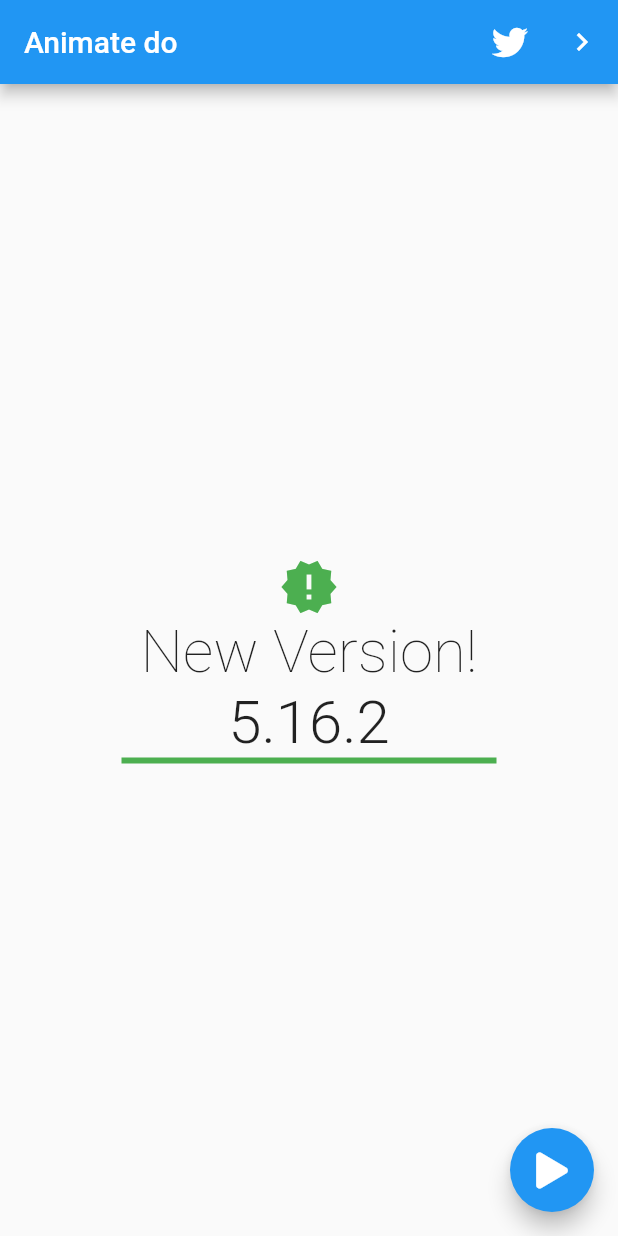
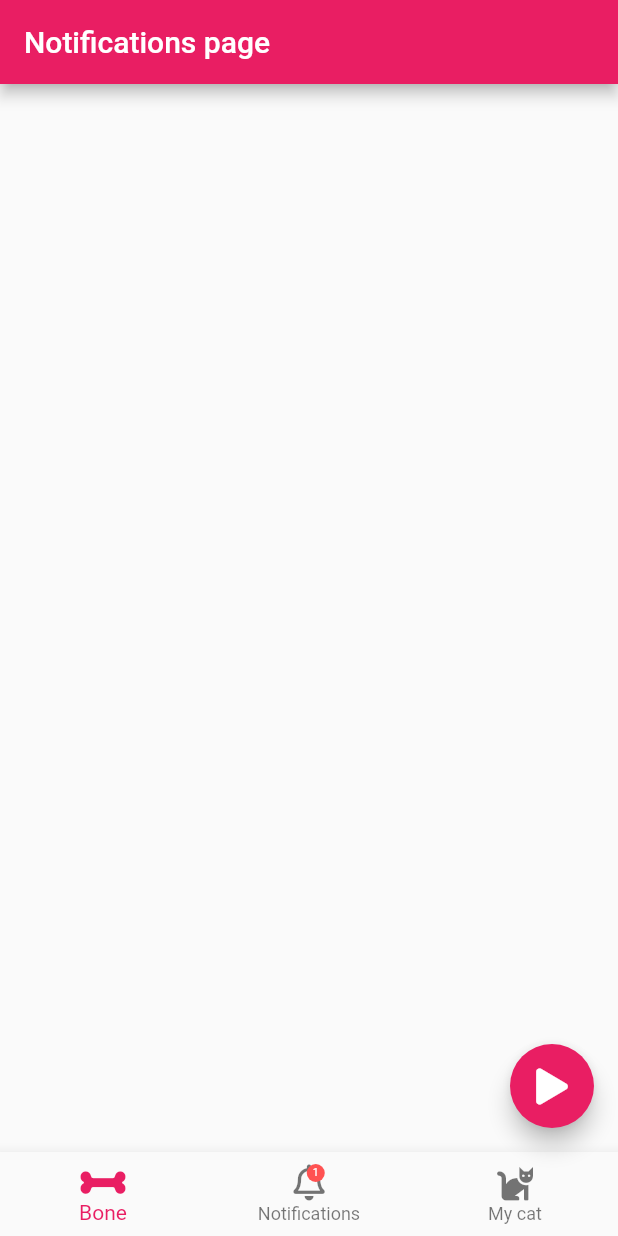
Before and after one commit to IdGalarzaSa/flutter_animate_do, a Flutter app: the screen it shows after launch, after a tap on an icon or button, on a phone screen of 412 x 824 dp. Run offline on Flutter 3.47's test engine with Material 2 defaults, Android fonts, the phone set to English and light mode, and no system bars; drawn by our look-alikes of animate_do; our stand-ins replace font_awesome_flutter.

Commit message:
notification page

```diff
--- a/lib/main.dart
+++ b/lib/main.dart
@@ -1,3 +1,4 @@
+import 'package:animate_do_app/src/pages/navigation_page.dart';
 import 'package:animate_do_app/src/pages/page1_page.dart';
 import 'package:animate_do_app/src/pages/twitter_page.dart';
 import 'package:flutter/material.dart';
@@ -9,10 +10,11 @@ class MyApp extends StatelessWidget {
   Widget build(BuildContext context) {
     return MaterialApp(
       title: 'Animate_do',
-      initialRoute: Page1.routeName,
+      initialRoute: NavigationPage.routeName,
       routes: {
         Page1.routeName: (BuildContext context) => Page1(),
         TwitterPage.routeName: (BuildContext context) => TwitterPage(),
+        NavigationPage.routeName: (BuildContext context) => NavigationPage(),
       },
     );
   }
--- /dev/null
+++ b/lib/src/pages/navigation_page.dart
@@ -0,0 +1,120 @@
+import 'package:animate_do/animate_do.dart';
+import 'package:flutter/cupertino.dart';
+import 'package:flutter/material.dart';
+import 'package:font_awesome_flutter/font_awesome_flutter.dart';
+import 'package:provider/provider.dart';
+
+class NavigationPage extends StatelessWidget {
+  static final String routeName = 'NavigationPage';
+
+  @override
+  Widget build(BuildContext context) {
+    return ChangeNotifierProvider(
+      create: (BuildContext context) => _NotificationModel(),
+      child: Scaffold(
+        appBar: AppBar(
+          title: Text('Notifications page'),
+          backgroundColor: Colors.pink,
+        ),
+        floatingActionButton: _FloatingButton(),
+        bottomNavigationBar: _NavigationBar(),
+      ),
+    );
+  }
+}
+
+class _NavigationBar extends StatelessWidget {
+  @override
+  Widget build(BuildContext context) {
+    final notificationModel = Provider.of<_NotificationModel>(context);
+
+    return BottomNavigationBar(
+      currentIndex: 0,
+      selectedItemColor: Colors.pink,
+      items: [
+        BottomNavigationBarItem(
+          icon: FaIcon(FontAwesomeIcons.bone),
+          label: 'Bone',
+        ),
+        BottomNavigationBarItem(
+          icon: Stack(
+            children: [
+              FaIcon(FontAwesomeIcons.bell),
+              Positioned(
+                  top: 0,
+                  right: 0,
+                  child: BounceInDown(
+                    from: 20,
+                    animate:
+                        notificationModel.notificationNumber > 0 ? true : false,
+                    child: Bounce(
+                      controller: (controller) =>
+                          notificationModel._bounceController = controller,
+                      from: 20,
+                      child: Container(
+                        alignment: Alignment.center,
+                        child: Text(
+                          notificationModel.notificationNumber.toString(),
+                          style: TextStyle(color: Colors.white, fontSize: 7),
+                        ),
+                        width: 12,
+                        height: 12,
+                        decoration: BoxDecoration(
+                          color: Colors.redAccent,
+                          shape: BoxShape.circle,
+                        ),
+                      ),
+                    ),
+                  )),
+            ],
+          ),
+          label: 'Notifications',
+        ),
+        BottomNavigationBarItem(
+          icon: FaIcon(FontAwesomeIcons.cat),
+          label: 'My cat',
+        )
+      ],
+    );
+  }
+}
+
+class _FloatingButton extends StatelessWidget {
+  @override
+  Widget build(BuildContext context) {
+    return FloatingActionButton(
+      backgroundColor: Colors.pink,
+      child: FaIcon(FontAwesomeIcons.play),
+      onPressed: () {
+        final notificationModel =
+            Provider.of<_NotificationModel>(context, listen: false);
+
+        notificationModel.notificationNumber =
+            notificationModel.notificationNumber + 1;
+
+        if (notificationModel.notificationNumber >= 2) {
+          notificationModel._bounceController.forward(from: 0.0);
+        }
+      },
+    );
+  }
+}
+
+class _NotificationModel extends ChangeNotifier {
+  int _notificationNumber = 0;
+  AnimationController _bounceController;
+
+  int get notificationNumber => this._notificationNumber;
+
+  set notificationNumber(int newValue) {
+    this._notificationNumber = newValue;
+    notifyListeners();
+  }
+
+  AnimationController get bounceController => this._bounceController;
+
+  set animationController(AnimationController newController) {
+    this._bounceController = newController;
+    notifyListeners();
+  }
+}
--- a/pubspec.yaml
+++ b/pubspec.yaml
@@ -30,6 +30,7 @@ dependencies:
   cupertino_icons: ^1.0.2
   animate_do: ^2.0.0
   font_awesome_flutter: ^9.0.0
+  provider: ^5.0.0
 
 dev_dependencies:
   flutter_test:
```
Also changed, not shown: pubspec.lock.
